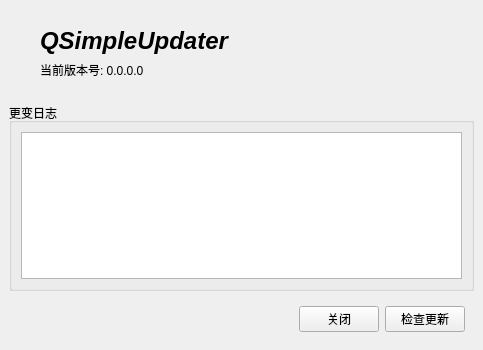
First picture: the form in tutorial/Window.ui, repository OrangeCiiCii/VersionUpdate, before the edit.
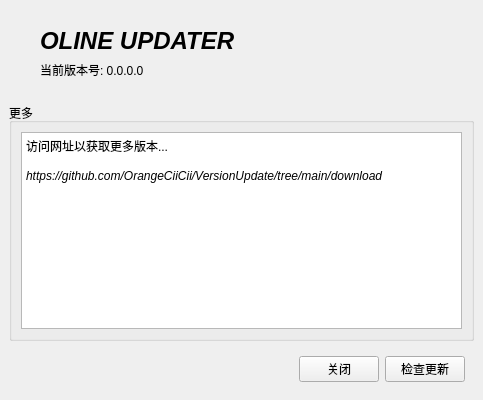
Second picture: the form after the edit. Icons and pictures are not drawn.

Patch:
```diff
--- a/tutorial/Window.ui
+++ b/tutorial/Window.ui
@@ -7,7 +7,7 @@
     <x>0</x>
     <y>0</y>
     <width>483</width>
-    <height>350</height>
+    <height>400</height>
    </rect>
   </property>
   <property name="windowTitle">
@@ -46,7 +46,7 @@
           <item>
            <widget class="QLabel" name="label_3">
             <property name="text">
-             <string>&lt;h1&gt;&lt;i&gt;QSimpleUpdater&lt;/i&gt;&lt;/h1&gt;</string>
+             <string>&lt;html&gt;&lt;head/&gt;&lt;body&gt;&lt;h1 style=&quot; margin-top:18px; margin-bottom:12px; margin-left:0px; margin-right:0px; -qt-block-indent:0; text-indent:0px;&quot;&gt;&lt;span style=&quot; font-size:xx-large; font-weight:600; font-style:italic;&quot;&gt;OLINE UPDATER&lt;/span&gt;&lt;/h1&gt;&lt;/body&gt;&lt;/html&gt;</string>
             </property>
            </widget>
           </item>
@@ -79,11 +79,17 @@
     <item>
      <widget class="QGroupBox" name="groupBox_2">
       <property name="title">
-       <string>更变日志</string>
+       <string>更多</string>
       </property>
       <layout class="QVBoxLayout" name="verticalLayout_2">
        <item>
         <widget class="QTextBrowser" name="changelogText">
+         <property name="minimumSize">
+          <size>
+           <width>0</width>
+           <height>150</height>
+          </size>
+         </property>
          <property name="readOnly">
           <bool>true</bool>
          </property>
@@ -92,7 +98,9 @@
 &lt;html&gt;&lt;head&gt;&lt;meta name=&quot;qrichtext&quot; content=&quot;1&quot; /&gt;&lt;style type=&quot;text/css&quot;&gt;
 p, li { white-space: pre-wrap; }
 &lt;/style&gt;&lt;/head&gt;&lt;body style=&quot; font-family:'SimSun'; font-size:9pt; font-weight:400; font-style:normal;&quot;&gt;
-&lt;p style=&quot;-qt-paragraph-type:empty; margin-top:0px; margin-bottom:0px; margin-left:0px; margin-right:0px; -qt-block-indent:0; text-indent:0px;&quot;&gt;&lt;br /&gt;&lt;/p&gt;&lt;/body&gt;&lt;/html&gt;</string>
+&lt;p style=&quot; margin-top:0px; margin-bottom:0px; margin-left:0px; margin-right:0px; -qt-block-indent:0; text-indent:0px;&quot;&gt;&lt;span style=&quot; font-family:'SimSun';&quot;&gt;访问网址以获取更多版本...&lt;/span&gt;&lt;/p&gt;
+&lt;p style=&quot;-qt-paragraph-type:empty; margin-top:0px; margin-bottom:0px; margin-left:0px; margin-right:0px; -qt-block-indent:0; text-indent:0px; font-family:'SimSun';&quot;&gt;&lt;br /&gt;&lt;/p&gt;
+&lt;p style=&quot; margin-top:0px; margin-bottom:0px; margin-left:0px; margin-right:0px; -qt-block-indent:0; text-indent:0px;&quot;&gt;&lt;span style=&quot; font-family:'SimSun'; font-style:italic;&quot;&gt;https://github.com/OrangeCiiCii/VersionUpdate/tree/main/download&lt;/span&gt;&lt;/p&gt;&lt;/body&gt;&lt;/html&gt;</string>
          </property>
         </widget>
        </item>
```
Left out of the diff: 4 changed lines with no effect on the pictures.
